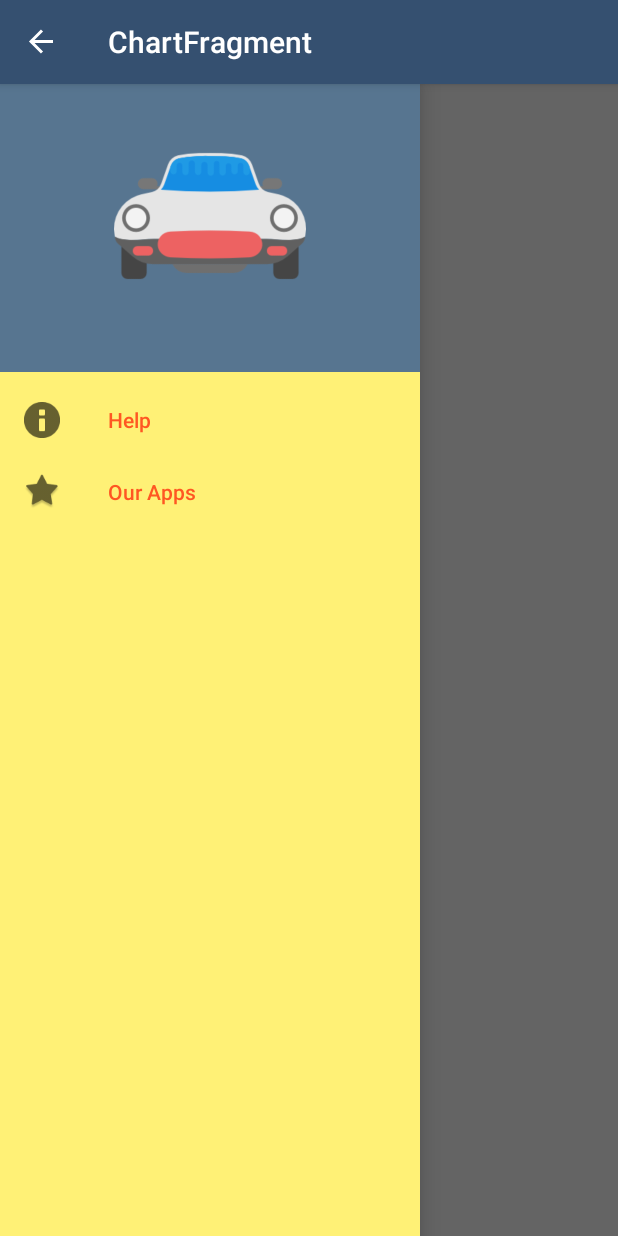
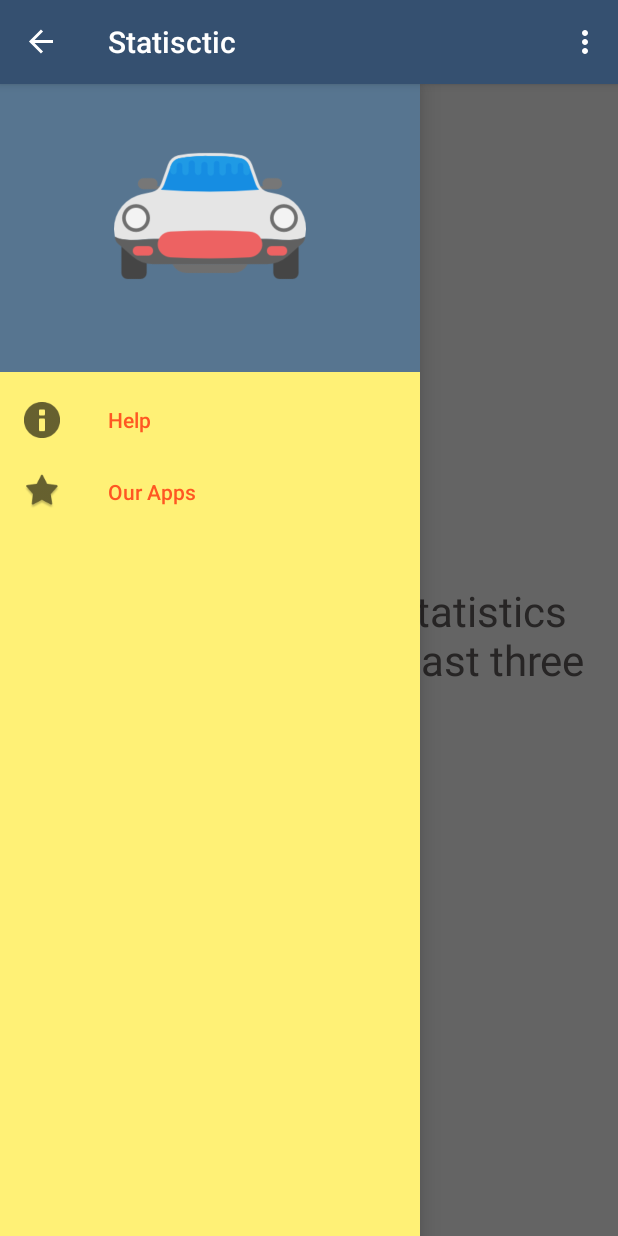
Before and after one commit to CzarqR/FuelManager, an Android app: the ChartFragment screen opened through its navigation route, with the side drawer open, on a phone screen of 412 x 824 dp. Run offline under Robolectric (Android 15) with nearby library versions, the phone set to English and light mode, and no system bars; our stand-ins replace Room's generated code, data binding, navigation-ui; Roboto replaces fonts that are not available here; 4 statements that could not run were skipped.

Commit message:
Charts picker, problem with changing

```diff
--- a/app/src/main/java/com/myniprojects/fuelmanager/ui/car/CarFragment.kt
+++ b/app/src/main/java/com/myniprojects/fuelmanager/ui/car/CarFragment.kt
@@ -3,7 +3,6 @@ package com.myniprojects.fuelmanager.ui.car
 import android.os.Bundle
 import android.view.*
 import androidx.appcompat.app.AlertDialog
-import androidx.appcompat.app.AppCompatActivity
 import androidx.databinding.DataBindingUtil
 import androidx.fragment.app.Fragment
 import androidx.lifecycle.Observer
@@ -135,9 +134,6 @@ class CarFragment : Fragment()
         // options bar
         setHasOptionsMenu(true)
 
-        (activity as AppCompatActivity?)!!.supportActionBar?.title =
-            getString(R.string.car_fragment_title)
-
         return binding.root
     }
 
--- a/app/src/main/java/com/myniprojects/fuelmanager/ui/detail/DetailFragment.kt
+++ b/app/src/main/java/com/myniprojects/fuelmanager/ui/detail/DetailFragment.kt
@@ -4,7 +4,6 @@ import android.content.Intent
 import android.os.Bundle
 import android.view.*
 import androidx.appcompat.app.AlertDialog
-import androidx.appcompat.app.AppCompatActivity
 import androidx.core.app.ShareCompat
 import androidx.databinding.DataBindingUtil
 import androidx.fragment.app.Fragment
@@ -85,9 +84,6 @@ class DetailFragment : Fragment()
         }
 
         setHasOptionsMenu(true)
-
-        (activity as AppCompatActivity?)!!.supportActionBar?.title =
-            getString(R.string.detail_fragment_title)
 
         return binding.root
     }
--- /dev/null
+++ b/app/src/main/res/menu/chart_menu.xml
@@ -0,0 +1,12 @@
+<?xml version="1.0" encoding="utf-8"?>
+<menu xmlns:android="http://schemas.android.com/apk/res/android">
+
+    <item
+        android:id="@+id/fuelCost"
+        android:title="@string/fuel_cost" />
+
+    <item
+        android:id="@+id/fuelEfficiency"
+        android:title="@string/fuel_efficiency" />
+
+</menu>
--- a/app/src/main/res/navigation/navigation.xml
+++ b/app/src/main/res/navigation/navigation.xml
@@ -8,7 +8,7 @@
     <fragment
         android:id="@+id/carFragment"
         android:name="com.myniprojects.fuelmanager.ui.car.CarFragment"
-        android:label="CarFragment">
+        android:label="@string/car_fragment_title">
         <action
             android:id="@+id/action_car_to_refueling"
             app:destination="@id/refuelingFragment" />
@@ -16,7 +16,7 @@
     <fragment
         android:id="@+id/refuelingFragment"
         android:name="com.myniprojects.fuelmanager.ui.refueling.RefuelingFragment"
-        android:label="CarFragment">
+        android:label="@string/refueling_1_fragment_title">
         <argument
             android:name="carID"
             app:argType="long[]" />
@@ -30,7 +30,7 @@
     <fragment
         android:id="@+id/detailFragment"
         android:name="com.myniprojects.fuelmanager.ui.detail.DetailFragment"
-        android:label="DetailFragment">
+        android:label="@string/detail_fragment_title">
         <argument
             android:name="refuelingID"
             app:argType="long" />
@@ -38,10 +38,10 @@
     <fragment
         android:id="@+id/aboutFragment"
         android:name="com.myniprojects.fuelmanager.ui.AboutFragment"
-        android:label="fragment_about"
+        android:label="@string/help_info"
         tools:layout="@layout/fragment_about" />
     <fragment
         android:id="@+id/chartFragment"
         android:name="com.myniprojects.fuelmanager.ui.chart.ChartFragment"
-        android:label="ChartFragment" />
+        android:label="@string/cart_fragment_title" />
 </navigation>
--- a/app/src/main/res/values/strings.xml
+++ b/app/src/main/res/values/strings.xml
@@ -62,5 +62,10 @@
     <string name="fuel_efficiency">Fuel efficiency</string>
     <string name="y_axis_title_efficiency">Kilometers per liter of fuel</string>
     <string name="odometer_reading_km">%1$s km</string>
+    <string name="info_charts_cannot_display">To see charts and statistics You have to add at least three refueling</string>
+    <string name="fuel_cost">Fuel cost</string>
+    <string name="staticstic">Statisctic</string>
+    <string name="help_info">Help and Info</string>
+    <string name="cart_fragment_title">Statisctic</string>
 
 </resources>
```
Also changed, not shown: app/src/main/java/com/myniprojects/fuelmanager/ui/chart/ChartFragment.kt (+74 -5 lines), app/src/main/java/com/myniprojects/fuelmanager/ui/refueling/RefuelingFragment.kt (+2 -8 lines), app/src/main/java/com/myniprojects/fuelmanager/ui/refueling/RefuelingFragmentVM.kt (+10 -10 lines), app/src/main/java/com/myniprojects/fuelmanager/utils/Format.kt (+9 -0 lines), app/src/main/res/layout/fragment_chart.xml (+18 -3 lines).
